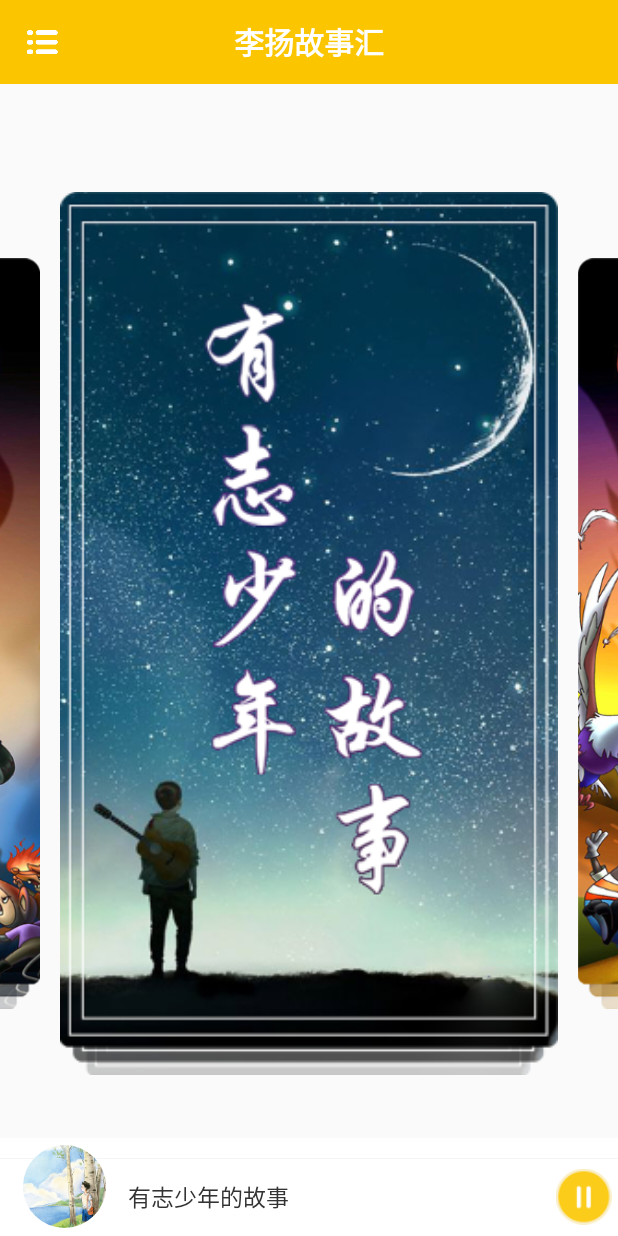
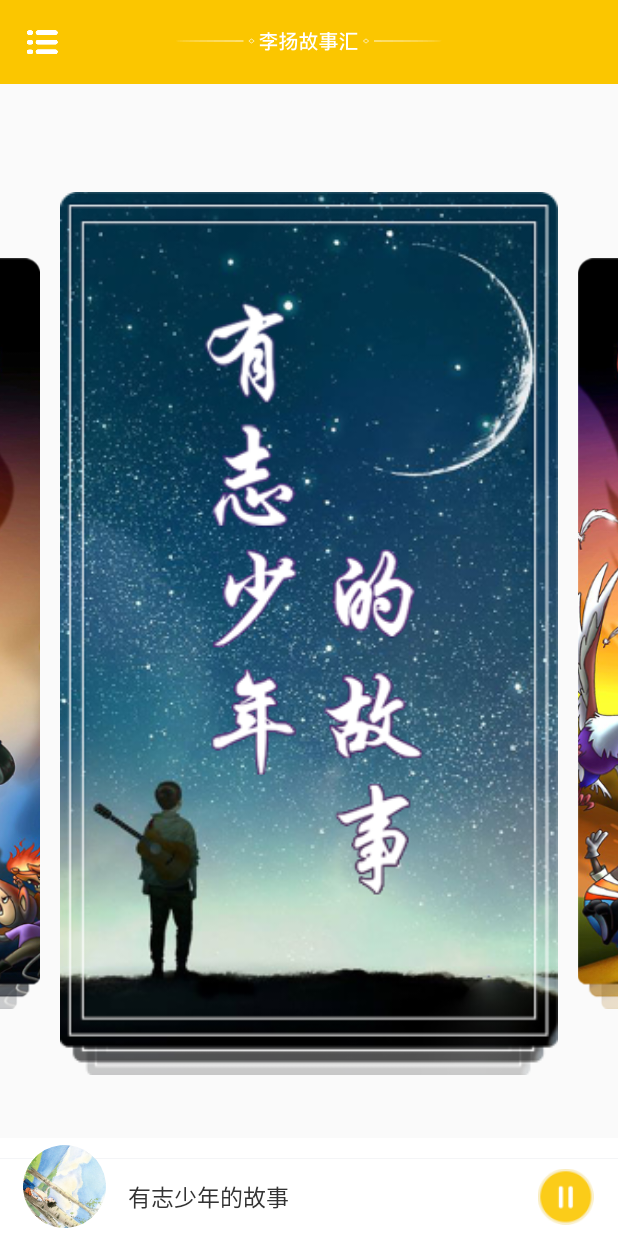
Before and after one commit to songkanggit/listory, an Android app: the screen it shows after launch (MainActivity), after a tap on an icon or button, on a phone screen of 412 x 824 dp. Run offline under Robolectric (Android 15) with nearby library versions, the phone set to English and light mode, and no system bars; our stand-ins replace CircleImageView; libraries missing offline, so code that uses them is left out: junit.framework; pictures from the network do not load; 6 statements that could not run were skipped.

Commit message:
加入播放旋转动画

```diff
--- a/app/src/main/java/com/listory/songkang/activity/MainActivity.java
+++ b/app/src/main/java/com/listory/songkang/activity/MainActivity.java
@@ -1,10 +1,13 @@
 package com.listory.songkang.activity;
 
+import android.animation.ObjectAnimator;
+import android.animation.ValueAnimator;
 import android.content.BroadcastReceiver;
 import android.content.Context;
 import android.content.Intent;
 import android.content.IntentFilter;
 import android.graphics.BitmapFactory;
+import android.os.Build;
 import android.support.annotation.LayoutRes;
 import android.os.Bundle;
 import android.support.v4.view.GravityCompat;
@@ -14,6 +17,7 @@ import android.support.v4.widget.DrawerLayout;
 import android.view.MenuItem;
 import android.view.View;
 import android.view.ViewGroup;
+import android.view.animation.LinearInterpolator;
 import android.widget.ImageView;
 import android.widget.TextView;
 
@@ -40,6 +44,7 @@ public class MainActivity extends BaseActivity implements View.OnClickListener,
     private AvatarCircleView mCircleView;
     private ImageView mPlayControlImageView;
     private TextView mMelodyNameTV;
+    private ObjectAnimator mRotateObjectAnimation;
 
     private BroadcastReceiver mIntentReceiver = new BroadcastReceiver() {
         @Override
@@ -86,6 +91,12 @@ public class MainActivity extends BaseActivity implements View.OnClickListener,
         mViewPager.setAdapter(new HomePageAdapter());
         mViewPager.setPageTransformer(true, new ScaleInTransformer());
 
+        mRotateObjectAnimation = ObjectAnimator.ofFloat(mCircleView, "rotation", 0f, 360.0f);
+        mRotateObjectAnimation.setDuration(6000);
+        mRotateObjectAnimation.setInterpolator(new LinearInterpolator());
+        mRotateObjectAnimation.setRepeatCount(-1);
+        mRotateObjectAnimation.setRepeatMode(ValueAnimator.RESTART);
+
         MusicPlayer.getInstance().bindMediaService(getApplicationContext());
         MusicPlayer.getInstance().addConnectionCallback(this);
     }
@@ -110,13 +121,7 @@ public class MainActivity extends BaseActivity implements View.OnClickListener,
                 startActivity(intent);
                 break;
             case R.id.iv_play:
-                if(MusicPlayer.getInstance().isPlaying()) {
-                    MusicPlayer.getInstance().pause();
-                    mPlayControlImageView.setImageResource(R.mipmap.bottom_player_play);
-                } else {
-                    MusicPlayer.getInstance().play();
-                    mPlayControlImageView.setImageResource(R.mipmap.bottom_player_pause);
-                }
+                togglePauseResume();
                 break;
         }
     }
@@ -126,9 +131,17 @@ public class MainActivity extends BaseActivity implements View.OnClickListener,
         super.onResume();
         if(MusicPlayer.getInstance().isPlaying()) {
             mPlayControlImageView.setImageResource(R.mipmap.bottom_player_pause);
+            togglePauseResumeAnimation(true);
         } else {
             mPlayControlImageView.setImageResource(R.mipmap.bottom_player_play);
+            togglePauseResumeAnimation(false);
         }
+    }
+
+    @Override
+    protected void onPause() {
+        super.onPause();
+        togglePauseResumeAnimation(false);
     }
 
     @Override
@@ -154,6 +167,34 @@ public class MainActivity extends BaseActivity implements View.OnClickListener,
     @Override
     public void onServiceDisconnected() {
 
+    }
+
+    private void togglePauseResume() {
+        if(MusicPlayer.getInstance().isPlaying()) {
+            MusicPlayer.getInstance().pause();
+            togglePauseResumeAnimation(false);
+            mPlayControlImageView.setImageResource(R.mipmap.bottom_player_play);
+        } else {
+            MusicPlayer.getInstance().play();
+            togglePauseResumeAnimation(true);
+            mPlayControlImageView.setImageResource(R.mipmap.bottom_player_pause);
+        }
+    }
+
+    private void togglePauseResumeAnimation(boolean rotate) {
+        if(rotate) {
+            if(!mRotateObjectAnimation.isStarted()) {
+                mRotateObjectAnimation.start();
+            } else {
+                if(Build.VERSION.SDK_INT > 18) {
+                    mRotateObjectAnimation.resume();
+                }
+            }
+        } else {
+            if(Build.VERSION.SDK_INT > 18) {
+                mRotateObjectAnimation.pause();
+            }
+        }
     }
 
     private class HomePageAdapter extends PagerAdapter {
--- a/app/src/main/res/layout/activity_main.xml
+++ b/app/src/main/res/layout/activity_main.xml
@@ -17,6 +17,7 @@
             android:layout_width="match_parent"
             android:layout_height="wrap_content"
             android:background="@color/colorPrimary"
+            android:gravity="center"
             android:minHeight="?attr/actionBarSize"
             android:theme="@style/ThemeOverlay.AppCompat.Dark.ActionBar"
             app:popupTheme="@style/ThemeOverlay.AppCompat.Light"
@@ -27,11 +28,8 @@
                 android:layout_height="wrap_content"
                 android:layout_centerInParent="true"
                 android:layout_gravity="center"
-                android:gravity="center"
-                android:text="李扬故事汇"
-                android:textColor="#ffffff"
-                android:textSize="20dp"
-                android:textStyle="bold" />
+                android:gravity="center_vertical"
+                android:background="@mipmap/activity_main_title_bg"/>
         </android.support.v7.widget.Toolbar>
 
         <android.support.v4.view.ViewPager
--- a/app/src/main/res/layout/bottom_player_bar.xml
+++ b/app/src/main/res/layout/bottom_player_bar.xml
@@ -31,7 +31,7 @@
         <ImageView
             android:id="@+id/iv_play"
             style="@style/BottomControlButtonStyleBigger"
-            android:paddingRight="@dimen/dp4"
+            android:layout_marginRight="@dimen/dp12"
             android:src="@mipmap/bottom_player_play" />
     </LinearLayout>
     <com.listory.songkang.view.AvatarCircleView
--- a/app/src/main/res/values/strings.xml
+++ b/app/src/main/res/values/strings.xml
@@ -1,5 +1,5 @@
 <resources>
-    <string name="app_name">LiStory</string>
+    <string name="app_name">李扬故事汇</string>
 
     <string name="title_activity_music_player">MusicPlayerActivity</string>
     <string name="dummy_button">Dummy Button</string>
```
Also changed, not shown: app/src/main/res/mipmap-hdpi/activity_main_title_bg.png, app/src/main/res/mipmap-xhdpi/activity_main_title_bg.png, app/src/main/res/mipmap-xxhdpi/activity_main_title_bg.png.
